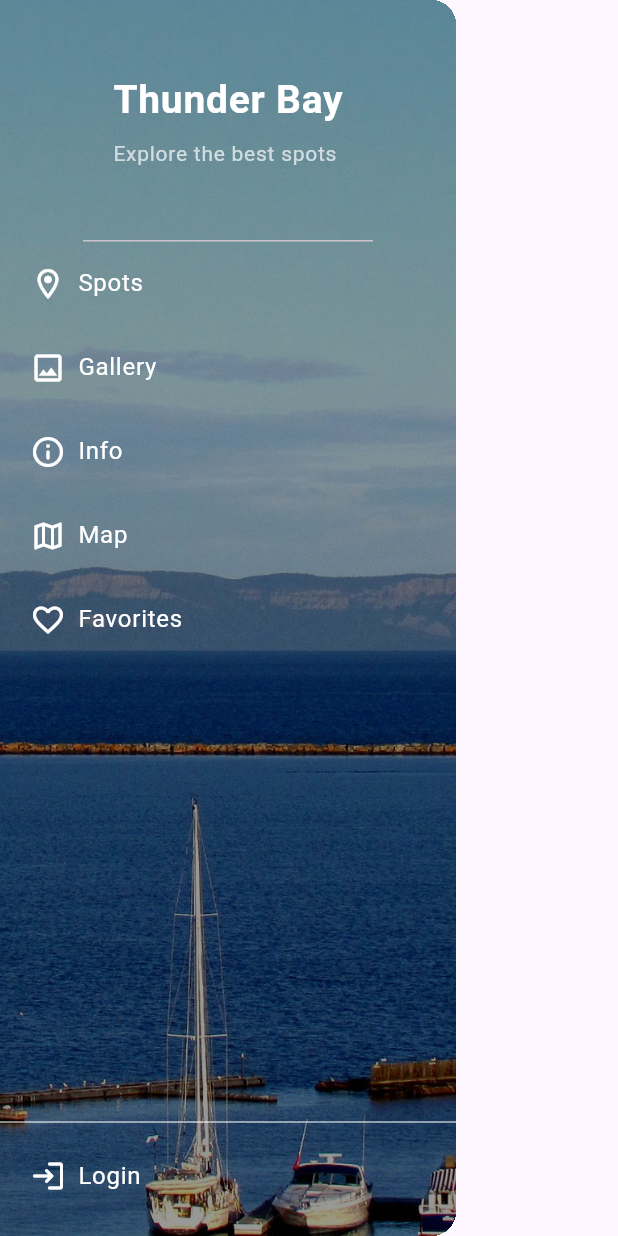
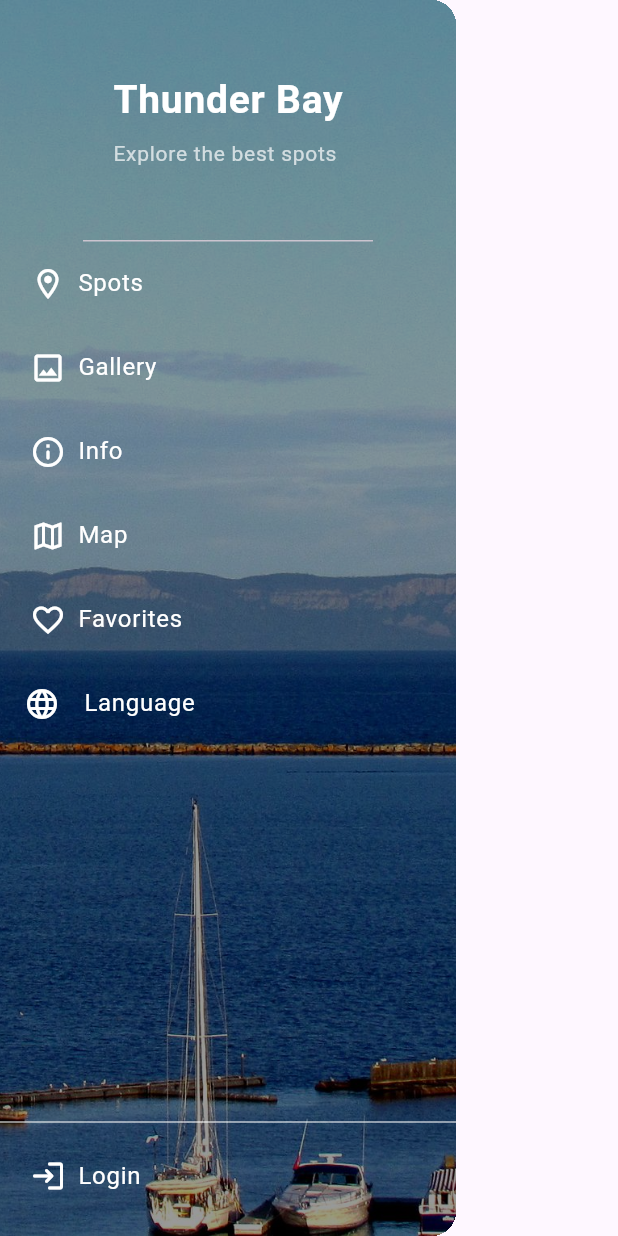
Before and after one commit to brubin25/group8-my-city-tourist-app, a Flutter app: the AppDrawer widget shown alone on an empty page, opened directly with empty values, on a phone screen of 412 x 824 dp. Run offline on Flutter 3.47's test engine with Material 3 defaults, Android fonts, the phone set to English and light mode, and no system bars; our stand-ins replace sqflite; accounts and stored records are empty; generated files the repository leaves out were written again; network calls fail.

Commit message:
Added language selection English and French

```diff
--- /dev/null
+++ b/lib/l10n/app_localizations.dart
@@ -0,0 +1,4 @@
+import 'package:flutter/material.dart';
+import 'package:flutter_gen/gen_l10n/app_localizations.dart';
+
+export 'package:flutter_gen/gen_l10n/app_localizations.dart';
--- a/lib/main.dart
+++ b/lib/main.dart
@@ -1,20 +1,46 @@
 import 'package:flutter/material.dart';
+import 'package:flutter_localizations/flutter_localizations.dart';
+import 'package:flutter_gen/gen_l10n/app_localizations.dart';
 import 'screens/welcome_screen.dart';
 
 void main() => runApp(const ThunderBayToursApp());
 
-class ThunderBayToursApp extends StatelessWidget {
+class ThunderBayToursApp extends StatefulWidget {
   const ThunderBayToursApp({super.key});
+
+  @override
+  State<ThunderBayToursApp> createState() => _ThunderBayToursAppState();
+}
+
+class _ThunderBayToursAppState extends State<ThunderBayToursApp> {
+  Locale _locale = const Locale('en');
+
+  void _setLocale(Locale locale) {
+    setState(() {
+      _locale = locale;
+    });
+  }
 
   @override
   Widget build(BuildContext context) {
     return MaterialApp(
       title: 'Thunder Bay Tours',
+      locale: _locale,
+      supportedLocales: const [
+        Locale('en'),
+        Locale('fr'),
+      ],
+      localizationsDelegates: const [
+        AppLocalizations.delegate,
+        GlobalMaterialLocalizations.delegate,
+        GlobalWidgetsLocalizations.delegate,
+        GlobalCupertinoLocalizations.delegate,
+      ],
       theme: ThemeData(
         colorScheme: ColorScheme.fromSeed(seedColor: Colors.deepPurple),
         useMaterial3: true,
       ),
-      home: const WelcomeScreen(),
+      home: WelcomeScreen(onLocaleChange: _setLocale),
     );
   }
 }
--- a/lib/widgets/app_drawer.dart
+++ b/lib/widgets/app_drawer.dart
@@ -1,49 +1,50 @@
 import 'package:flutter/material.dart';
+import 'package:flutter_gen/gen_l10n/app_localizations.dart';
 
 class AppDrawer extends StatelessWidget {
   final Function(int) onItemSelected;
+  final Function(Locale) onLanguageChanged;
 
-  const AppDrawer({super.key, required this.onItemSelected});
+  const AppDrawer({
+    super.key,
+    required this.onItemSelected,
+    required this.onLanguageChanged,
+  });
 
   @override
   Widget build(BuildContext context) {
+    final loc = AppLocalizations.of(context)!;
+
     return Drawer(
       child: Stack(
         fit: StackFit.expand,
         children: [
-          // Background image
           Image.asset(
             'assets/images/gallery/gallery2.jpg',
             fit: BoxFit.cover,
           ),
-
-          // Dark overlay for readability
-          Container(
-            color: Colors.black.withOpacity(0.4),
-          ),
-
-          // Drawer content
+          Container(color: Colors.black.withOpacity(0.4)),
           Column(
             children: [
-              const DrawerHeader(
+              DrawerHeader(
                 margin: EdgeInsets.zero,
-                padding: EdgeInsets.symmetric(horizontal: 20),
+                padding: const EdgeInsets.symmetric(horizontal: 20),
                 child: Column(
                   mainAxisAlignment: MainAxisAlignment.center,
                   crossAxisAlignment: CrossAxisAlignment.start,
                   children: [
                     Text(
-                      'Thunder Bay',
-                      style: TextStyle(
+                      loc.appTitle,
+                      style: const TextStyle(
                         fontSize: 26,
                         fontWeight: FontWeight.bold,
                         color: Colors.white,
                       ),
                     ),
-                    SizedBox(height: 6),
+                    const SizedBox(height: 6),
                     Text(
-                      'Explore the best spots',
-                      style: TextStyle(
+                      loc.explore,
+                      style: const TextStyle(
                         fontSize: 14,
                         color: Colors.white70,
                       ),
@@ -54,18 +55,19 @@ class AppDrawer extends StatelessWidget {
               Expanded(
                 child: ListView(
                   children: [
-                    _buildMenuItem(context, Icons.location_on_outlined, 'Spots', 0),
-                    _buildMenuItem(context, Icons.image_outlined, 'Gallery', 1),
-                    _buildMenuItem(context, Icons.info_outline_rounded, 'Info', 2),
-                    _buildMenuItem(context, Icons.map_outlined, 'Map', 3),
-                    _buildMenuItem(context, Icons.favorite_border, 'Favorites', 4),
+                    _buildMenuItem(context, Icons.location_on_outlined, loc.spots, 0),
+                    _buildMenuItem(context, Icons.image_outlined, loc.gallery, 1),
+                    _buildMenuItem(context, Icons.info_outline_rounded, loc.info, 2),
+                    _buildMenuItem(context, Icons.map_outlined, loc.map, 3),
+                    _buildMenuItem(context, Icons.favorite_border, loc.favorites, 4),
+                    _buildLanguageItem(context, loc),
                   ],
                 ),
               ),
-              const Divider(color: Colors.white70, thickness: 1),
+              const Divider(color: Colors.white70),
               Padding(
                 padding: const EdgeInsets.only(bottom: 12),
-                child: _buildMenuItem(context, Icons.login_rounded, 'Login', 5),
+                child: _buildMenuItem(context, Icons.login_rounded, loc.login, 5),
               ),
             ],
           ),
@@ -75,23 +77,50 @@ class AppDrawer extends StatelessWidget {
   }
 
   Widget _buildMenuItem(
-      BuildContext context,
-      IconData icon,
-      String label,
-      int index,
-      ) {
+      BuildContext context, IconData icon, String label, int index) {
     return ListTile(
       leading: Icon(icon, color: Colors.white),
       title: Text(
         label,
-        style: const TextStyle(
-          fontSize: 16,
-          color: Colors.white,
-        ),
+        style: const TextStyle(fontSize: 16, color: Colors.white),
       ),
       onTap: () => onItemSelected(index),
       horizontalTitleGap: 8,
       contentPadding: const EdgeInsets.symmetric(horizontal: 20),
     );
   }
+
+  Widget _buildLanguageItem(BuildContext context, AppLocalizations loc) {
+    return ListTile(
+      leading: const Icon(Icons.language, color: Colors.white),
+      title: Text(loc.language, style: const TextStyle(color: Colors.white)),
+      onTap: () {
+        showDialog(
+          context: context,
+          builder: (_) => AlertDialog(
+            title: Text(loc.chooseLanguage),
+            content: Column(
+              mainAxisSize: MainAxisSize.min,
+              children: [
+                ListTile(
+                  title: Text(loc.english),
+                  onTap: () {
+                    onLanguageChanged(const Locale('en'));
+                    Navigator.pop(context);
+                  },
+                ),
+                ListTile(
+                  title: Text(loc.french),
+                  onTap: () {
+                    onLanguageChanged(const Locale('fr'));
+                    Navigator.pop(context);
+                  },
+                ),
+              ],
+            ),
+          ),
+        );
+      },
+    );
+  }
 }
--- a/packages/carousel_slider_fixed/pubspec.yaml
+++ b/packages/carousel_slider_fixed/pubspec.yaml
@@ -10,9 +10,6 @@ environment:
 dependencies:
   flutter:
     sdk: flutter
-  sqflite: ^2.3.0
-  path_provider: ^2.1.1
-  path: ^1.9.0
 
 dev_dependencies:
   flutter_test:
```
Also changed, not shown: lib/l10n/app_en.arb (added, +15 -0 lines), lib/l10n/app_fr.arb (added, +15 -0 lines), lib/screens/home_screen.dart (+10 -4 lines), lib/screens/welcome_screen.dart (+9 -7 lines), pubspec.yaml (+9 -0 lines), pubspec.lock, 3 other files.
